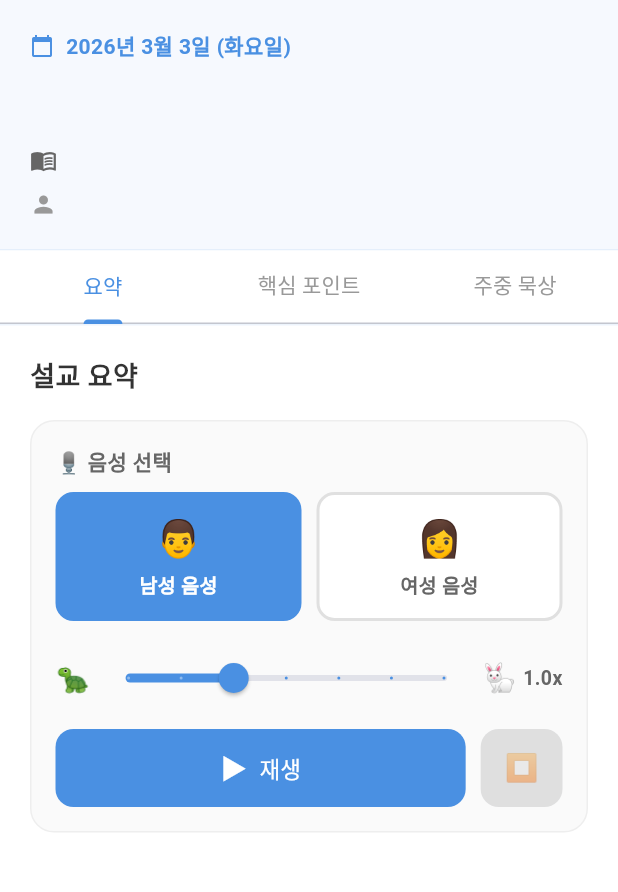
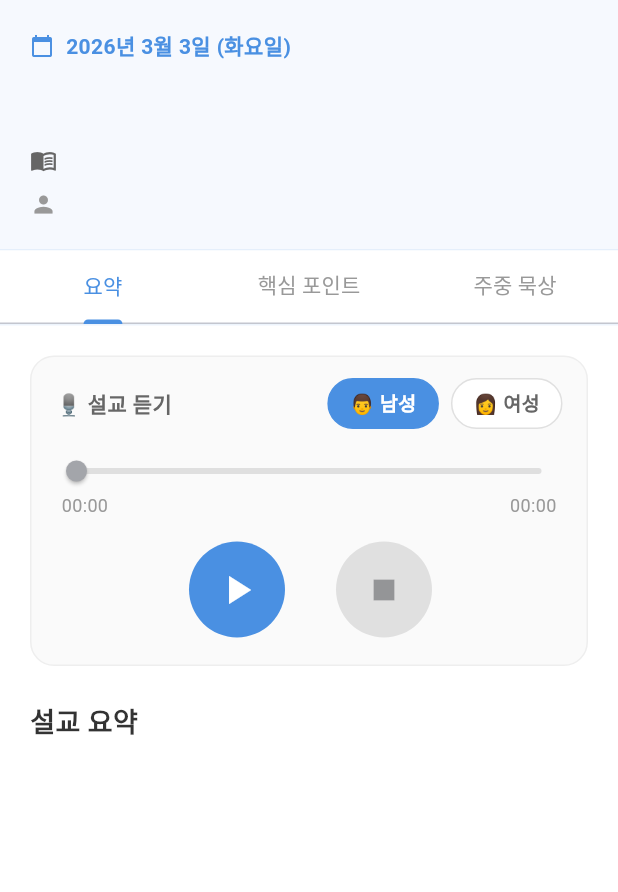
Before and after one commit to nanoset100/logosflow, a Flutter app: the SermonDetailScreen screen opened directly with empty values, on a phone screen of 412 x 824 dp, the part 84-976 px from its top. Run offline on Flutter 3.47's test engine with Material 3 defaults, Android fonts, the phone set to English and light mode, and no system bars; our stand-ins replace audioplayers, cloud_firestore, firebase_auth, firebase_core, flutter_dotenv, flutter_riverpod and 1 more; accounts and stored records are empty; Roboto replaces fonts that are missing (Pretendard).

Commit message:
feat: TTS UI 개선 - 컴팩트 음성 칩, 재생 진행 슬라이더, 원형 컨트롤 버튼
- 음성 선택: 대형 버튼 → 인라인 컴팩트 칩 (👨 남성 / 👩 여성)
- 속도 슬라이더 제거, 재생 진행 슬라이더 + 타임코드(MM:SS / MM:SS) 추가
- 재생/정지 버튼: 원형(CircleBorder) 64x64 스타일로 변경
- AudioPlayer onPositionChanged/onDurationChanged 스트림 구독으로 실시간 진행 표시
- 요약 텍스트: 컨트롤 아래로 이동

Co-Authored-By: Claude Sonnet 4.6 <noreply@anthropic.com>

```diff
--- a/chimshin/lib/data/services/tts_service.dart
+++ b/chimshin/lib/data/services/tts_service.dart
@@ -9,28 +9,27 @@ enum VoiceType {
 }
 
 class TtsService {
-  AudioPlayer? _audioPlayer;
+  late final AudioPlayer _audioPlayer;
   bool _isPlaying = false;
   bool _isPaused = false;
   VoiceType _currentVoice = VoiceType.male;
 
-  // .env에서 API 키 로드
   static String get _apiKey => dotenv.env['OPENAI_API_KEY'] ?? '';
 
   bool get isPlaying => _isPlaying;
   bool get isPaused => _isPaused;
   VoiceType get currentVoice => _currentVoice;
 
-  // AudioPlayer lazy 초기화 — 실제 사용 시점에 생성
-  AudioPlayer _getPlayer() {
-    if (_audioPlayer == null) {
-      _audioPlayer = AudioPlayer();
-      _audioPlayer!.onPlayerComplete.listen((_) {
-        _isPlaying = false;
-        _isPaused = false;
-      });
-    }
-    return _audioPlayer!;
+  // 재생 위치/길이 스트림
+  Stream<Duration> get onPositionChanged => _audioPlayer.onPositionChanged;
+  Stream<Duration> get onDurationChanged => _audioPlayer.onDurationChanged;
+
+  TtsService() {
+    _audioPlayer = AudioPlayer();
+    _audioPlayer.onPlayerComplete.listen((_) {
+      _isPlaying = false;
+      _isPaused = false;
+    });
   }
 
   void setVoice(VoiceType voice) {
@@ -40,13 +39,13 @@ class TtsService {
   String _getVoiceName(VoiceType voice) {
     switch (voice) {
       case VoiceType.male:
-        return 'alloy'; // 👨 남성
+        return 'alloy';
       case VoiceType.female:
-        return 'nova';  // 👩 여성
+        return 'nova';
     }
   }
 
-  Future<void> speak(String text, {double speed = 1.0}) async {
+  Future<void> speak(String text) async {
     if (_isPlaying) await stop();
 
     final response = await http.post(
@@ -59,13 +58,11 @@ class TtsService {
         'model': 'tts-1',
         'input': text,
         'voice': _getVoiceName(_currentVoice),
-        'speed': speed,
       }),
     );
 
     if (response.statusCode == 200) {
-      final player = _getPlayer();
-      await player.play(BytesSource(response.bodyBytes));
+      await _audioPlayer.play(BytesSource(response.bodyBytes));
       _isPlaying = true;
       _isPaused = false;
     } else {
@@ -76,25 +73,24 @@ class TtsService {
   }
 
   Future<void> pause() async {
-    await _audioPlayer?.pause();
+    await _audioPlayer.pause();
     _isPlaying = false;
     _isPaused = true;
   }
 
   Future<void> resume() async {
-    await _audioPlayer?.resume();
+    await _audioPlayer.resume();
     _isPlaying = true;
     _isPaused = false;
   }
 
   Future<void> stop() async {
-    await _audioPlayer?.stop();
+    await _audioPlayer.stop();
     _isPlaying = false;
     _isPaused = false;
   }
 
   void dispose() {
-    _audioPlayer?.dispose();
-    _audioPlayer = null;
+    _audioPlayer.dispose();
   }
 }
--- a/chimshin/lib/presentation/screens/sermon/sermon_detail_screen.dart
+++ b/chimshin/lib/presentation/screens/sermon/sermon_detail_screen.dart
@@ -1,3 +1,4 @@
+import 'dart:async';
 import 'package:flutter/material.dart';
 import 'package:firebase_auth/firebase_auth.dart';
 import '../../../core/constants/colors.dart';
@@ -189,16 +190,25 @@ class _SummaryTab extends StatefulWidget {
 
 class _SummaryTabState extends State<_SummaryTab> {
   TtsService? _ttsService;
+  StreamSubscription<Duration>? _posSub;
+  StreamSubscription<Duration>? _durSub;
   bool _isLoading = false;
   bool _ttsAvailable = true;
   VoiceType _selectedVoice = VoiceType.male;
-  double _speed = 1.0;
+  Duration _position = Duration.zero;
+  Duration _duration = Duration.zero;
 
   @override
   void initState() {
     super.initState();
     try {
       _ttsService = TtsService();
+      _posSub = _ttsService!.onPositionChanged.listen(
+        (d) { if (mounted) setState(() => _position = d); },
+      );
+      _durSub = _ttsService!.onDurationChanged.listen(
+        (d) { if (mounted) setState(() => _duration = d); },
+      );
     } catch (e) {
       _ttsAvailable = false;
     }
@@ -206,23 +216,28 @@ class _SummaryTabState extends State<_SummaryTab> {
 
   @override
   void dispose() {
+    _posSub?.cancel();
+    _durSub?.cancel();
     _ttsService?.dispose();
     super.dispose();
+  }
+
+  String _fmt(Duration d) {
+    final m = d.inMinutes.remainder(60).toString().padLeft(2, '0');
+    final s = d.inSeconds.remainder(60).toString().padLeft(2, '0');
+    return '$m:$s';
   }
 
   Future<void> _playAudio() async {
     if (_ttsService == null) return;
     setState(() => _isLoading = true);
     try {
-      await _ttsService!.speak(widget.sermon.summary, speed: _speed);
+      await _ttsService!.speak(widget.sermon.summary);
       setState(() {});
     } catch (e) {
       if (mounted) {
         ScaffoldMessenger.of(context).showSnackBar(
-          SnackBar(
-            content: Text('오디오 오류: $e'),
-            backgroundColor: Colors.red,
-          ),
+          SnackBar(content: Text('오디오 오류: $e'), backgroundColor: Colors.red),
         );
       }
     } finally {
@@ -242,7 +257,10 @@ class _SummaryTabState extends State<_SummaryTab> {
 
   Future<void> _stopAudio() async {
     await _ttsService?.stop();
-    setState(() {});
+    setState(() {
+      _position = Duration.zero;
+      _duration = Duration.zero;
+    });
   }
 
   void _changeVoice(VoiceType voice) {
@@ -256,28 +274,25 @@ class _SummaryTabState extends State<_SummaryTab> {
   Widget build(BuildContext context) {
     final isActive = (_ttsService?.isPlaying ?? false) ||
         (_ttsService?.isPaused ?? false);
+    final isPaused = _ttsService?.isPaused ?? false;
+    final activeColor = _selectedVoice == VoiceType.male
+        ? AppColors.primary
+        : AppColors.secondary;
+    final progress = _duration.inMilliseconds > 0
+        ? (_position.inMilliseconds / _duration.inMilliseconds).clamp(0.0, 1.0)
+        : 0.0;
 
     return SingleChildScrollView(
       padding: const EdgeInsets.all(20),
       child: Column(
         crossAxisAlignment: CrossAxisAlignment.start,
         children: [
-          const Text(
-            '설교 요약',
-            style: TextStyle(
-              fontSize: 18,
-              fontWeight: FontWeight.bold,
-              color: AppColors.textPrimary,
-            ),
-          ),
-
-          const SizedBox(height: 16),
-
           // ── TTS 불가 안내 ───────────────────────────
           if (!_ttsAvailable)
             Container(
+              width: double.infinity,
               padding: const EdgeInsets.all(12),
-              margin: const EdgeInsets.only(bottom: 12),
+              margin: const EdgeInsets.only(bottom: 16),
               decoration: BoxDecoration(
                 color: Colors.orange.shade50,
                 borderRadius: BorderRadius.circular(12),
@@ -297,11 +312,12 @@ class _SummaryTabState extends State<_SummaryTab> {
               ),
             ),
 
-          // ── 음성 선택 ──────────────────────────────
+          // ── 오디오 컨트롤 카드 ──────────────────────
           if (_ttsAvailable)
             Container(
               width: double.infinity,
-            padding: const EdgeInsets.all(16),
+              padding: const EdgeInsets.fromLTRB(16, 14, 16, 18),
+              margin: const EdgeInsets.only(bottom: 24),
               decoration: BoxDecoration(
                 color: Colors.grey.shade50,
                 borderRadius: BorderRadius.circular(16),
@@ -310,34 +326,77 @@ class _SummaryTabState extends State<_SummaryTab> {
               child: Column(
                 crossAxisAlignment: CrossAxisAlignment.start,
                 children: [
+                  // ── 상단: 레이블 + 음성 칩 ────────────
+                  Row(
+                    children: [
                       const Text(
-                  '🎙️ 음성 선택',
+                        '🎙️ 설교 듣기',
                         style: TextStyle(
                           fontSize: 14,
                           fontWeight: FontWeight.w600,
                           color: AppColors.textSecondary,
                         ),
                       ),
-                const SizedBox(height: 10),
-                Row(
-                  children: [
-                    Expanded(
-                      child: _VoiceButton(
-                        emoji: '👨',
-                        label: '남성',
-                        isSelected: _selectedVoice == VoiceType.male,
-                        color: AppColors.primary,
+                      const Spacer(),
+                      // 남성 칩
+                      GestureDetector(
                         onTap: () => _changeVoice(VoiceType.male),
+                        child: AnimatedContainer(
+                          duration: const Duration(milliseconds: 200),
+                          padding: const EdgeInsets.symmetric(
+                              horizontal: 14, vertical: 6),
+                          decoration: BoxDecoration(
+                            color: _selectedVoice == VoiceType.male
+                                ? AppColors.primary
+                                : Colors.white,
+                            borderRadius: BorderRadius.circular(20),
+                            border: Border.all(
+                              color: _selectedVoice == VoiceType.male
+                                  ? AppColors.primary
+                                  : Colors.grey.shade300,
                             ),
                           ),
-                    const SizedBox(width: 10),
-                    Expanded(
-                      child: _VoiceButton(
-                        emoji: '👩',
-                        label: '여성',
-                        isSelected: _selectedVoice == VoiceType.female,
-                        color: AppColors.secondary,
+                          child: Text(
+                            '👨 남성',
+                            style: TextStyle(
+                              fontSize: 13,
+                              fontWeight: FontWeight.w600,
+                              color: _selectedVoice == VoiceType.male
+                                  ? Colors.white
+                                  : AppColors.textSecondary,
+                            ),
+                          ),
+                        ),
+                      ),
+                      const SizedBox(width: 8),
+                      // 여성 칩
+                      GestureDetector(
                         onTap: () => _changeVoice(VoiceType.female),
+                        child: AnimatedContainer(
+                          duration: const Duration(milliseconds: 200),
+                          padding: const EdgeInsets.symmetric(
+                              horizontal: 14, vertical: 6),
+                          decoration: BoxDecoration(
+                            color: _selectedVoice == VoiceType.female
+                                ? AppColors.secondary
+                                : Colors.white,
+                            borderRadius: BorderRadius.circular(20),
+                            border: Border.all(
+                              color: _selectedVoice == VoiceType.female
+                                  ? AppColors.secondary
+                                  : Colors.grey.shade300,
+                            ),
+                          ),
+                          child: Text(
+                            '👩 여성',
+                            style: TextStyle(
+                              fontSize: 13,
+                              fontWeight: FontWeight.w600,
+                              color: _selectedVoice == VoiceType.female
+                                  ? Colors.white
+                                  : AppColors.textSecondary,
+                            ),
+                          ),
                         ),
                       ),
                     ],
@@ -345,106 +404,87 @@ class _SummaryTabState extends State<_SummaryTab> {
 
                   const SizedBox(height: 14),
 
-                // ── 속도 조절 ──────────────────────
-                Row(
-                  children: [
-                    const Text(
-                      '🐢',
-                      style: TextStyle(fontSize: 18),
+                  // ── 진행 슬라이더 ─────────────────────
+                  SliderTheme(
+                    data: SliderTheme.of(context).copyWith(
+                      thumbShape:
+                          const RoundSliderThumbShape(enabledThumbRadius: 7),
+                      overlayShape:
+                          const RoundSliderOverlayShape(overlayRadius: 14),
+                      trackHeight: 4,
                     ),
-                    Expanded(
                     child: Slider(
-                        value: _speed,
-                        min: 0.5,
-                        max: 2.0,
-                        divisions: 6,
-                        activeColor: _selectedVoice == VoiceType.male
-                            ? AppColors.primary
-                            : AppColors.secondary,
-                        label: '${_speed}x',
-                        onChanged: (v) => setState(() => _speed = v),
+                      value: progress,
+                      activeColor: activeColor,
+                      inactiveColor: Colors.grey.shade300,
+                      onChanged: null, // 자동 진행만 표시
                     ),
                   ),
-                    const Text(
-                      '🐇',
-                      style: TextStyle(fontSize: 18),
+
+                  // ── 시간 표시 ─────────────────────────
+                  Padding(
+                    padding: const EdgeInsets.symmetric(horizontal: 4),
+                    child: Row(
+                      children: [
+                        Text(
+                          _fmt(_position),
+                          style: const TextStyle(
+                              fontSize: 12, color: AppColors.textHint),
                         ),
-                    const SizedBox(width: 4),
+                        const Spacer(),
                         Text(
-                      '${_speed}x',
+                          _fmt(_duration),
                           style: const TextStyle(
-                        fontSize: 13,
-                        fontWeight: FontWeight.w600,
-                        color: AppColors.textSecondary,
-                      ),
+                              fontSize: 12, color: AppColors.textHint),
                         ),
                       ],
                     ),
+                  ),
 
-                const SizedBox(height: 10),
+                  const SizedBox(height: 16),
 
-                // ── 재생 컨트롤 ────────────────────
+                  // ── 원형 컨트롤 버튼 ──────────────────
                   Row(
+                    mainAxisAlignment: MainAxisAlignment.center,
                     children: [
-                    // 재생 / 일시정지 / 재개 버튼
-                    Expanded(
-                      child: ElevatedButton.icon(
-                        onPressed: _isLoading
-                            ? null
-                            : (isActive ? _pauseOrResume : _playAudio),
-                        icon: _isLoading
+                      // 재생 / 일시정지 버튼 (원형)
+                      ElevatedButton(
+                        onPressed:
+                            _isLoading ? null : (isActive ? _pauseOrResume : _playAudio),
+                        style: ElevatedButton.styleFrom(
+                          backgroundColor: activeColor,
+                          foregroundColor: Colors.white,
+                          minimumSize: const Size(64, 64),
+                          shape: const CircleBorder(),
+                          elevation: 0,
+                        ),
+                        child: _isLoading
                             ? const SizedBox(
-                                width: 18,
-                                height: 18,
+                                width: 26,
+                                height: 26,
                                 child: CircularProgressIndicator(
-                                  strokeWidth: 2,
-                                  color: Colors.white,
-                                ),
+                                    strokeWidth: 2.5, color: Colors.white),
                               )
-                            : Text(
-                                isActive
-                                    ? ((_ttsService?.isPaused ?? false) ? '▶️' : '⏸️')
-                                    : '▶️',
-                                style: const TextStyle(fontSize: 18),
-                              ),
-                        label: Text(
-                          _isLoading
-                              ? '로딩 중...'
-                              : (isActive
-                                  ? ((_ttsService?.isPaused ?? false) ? '재개' : '일시정지')
-                                  : '재생'),
-                          style: const TextStyle(fontSize: 15),
-                        ),
-                        style: ElevatedButton.styleFrom(
-                          backgroundColor: _selectedVoice == VoiceType.male
-                              ? AppColors.primary
-                              : AppColors.secondary,
-                          foregroundColor: Colors.white,
-                          padding: const EdgeInsets.symmetric(vertical: 12),
-                          shape: RoundedRectangleBorder(
-                            borderRadius: BorderRadius.circular(12),
+                            : Icon(
+                                isActive && !isPaused
+                                    ? Icons.pause
+                                    : Icons.play_arrow,
+                                size: 32,
                               ),
                       ),
-                      ),
-                    ),
-                    const SizedBox(width: 10),
-                    // 정지 버튼 (Row 안 비-Expanded → minimumSize 명시 필수)
+                      const SizedBox(width: 20),
+                      // 정지 버튼 (원형, 빨간색)
                       ElevatedButton(
                         onPressed: isActive ? _stopAudio : null,
                         style: ElevatedButton.styleFrom(
-                        backgroundColor: Colors.grey.shade400,
+                          backgroundColor: Colors.red.shade400,
                           foregroundColor: Colors.white,
-                        minimumSize: const Size(52, 52),
-                        padding: const EdgeInsets.symmetric(
-                            horizontal: 16, vertical: 12),
-                        shape: RoundedRectangleBorder(
-                          borderRadius: BorderRadius.circular(12),
+                          disabledBackgroundColor: Colors.grey.shade300,
+                          minimumSize: const Size(64, 64),
+                          shape: const CircleBorder(),
+                          elevation: 0,
                         ),
-                      ),
-                      child: const Text(
-                        '⏹️',
-                        style: TextStyle(fontSize: 18),
-                      ),
+                        child: const Icon(Icons.stop, size: 28),
                       ),
                     ],
                   ),
@@ -452,9 +492,16 @@ class _SummaryTabState extends State<_SummaryTab> {
               ),
             ),
 
-          const SizedBox(height: 24),
-
           // ── 요약 텍스트 ────────────────────────────
+          const Text(
+            '설교 요약',
+            style: TextStyle(
+              fontSize: 18,
+              fontWeight: FontWeight.bold,
+              color: AppColors.textPrimary,
+            ),
+          ),
+          const SizedBox(height: 12),
           Text(
             widget.sermon.summary,
             style: const TextStyle(
@@ -464,56 +511,6 @@ class _SummaryTabState extends State<_SummaryTab> {
             ),
           ),
         ],
-      ),
-    );
-  }
-}
-
-// ── 음성 선택 버튼 위젯 ────────────────────────────────
-class _VoiceButton extends StatelessWidget {
-  final String emoji;
-  final String label;
-  final bool isSelected;
-  final Color color;
-  final VoidCallback onTap;
-
-  const _VoiceButton({
-    required this.emoji,
-    required this.label,
-    required this.isSelected,
-    required this.color,
-    required this.onTap,
-  });
-
-  @override
-  Widget build(BuildContext context) {
-    return GestureDetector(
-      onTap: onTap,
-      child: AnimatedContainer(
-        duration: const Duration(milliseconds: 200),
-        padding: const EdgeInsets.symmetric(vertical: 12),
-        decoration: BoxDecoration(
-          color: isSelected ? color : Colors.white,
-          borderRadius: BorderRadius.circular(12),
-          border: Border.all(
-            color: isSelected ? color : Colors.grey.shade300,
-            width: 2,
-          ),
-        ),
-        child: Column(
-          children: [
-            Text(emoji, style: const TextStyle(fontSize: 24)),
-            const SizedBox(height: 4),
-            Text(
-              '$label 음성',
-              style: TextStyle(
-                fontSize: 13,
-                fontWeight: FontWeight.w600,
-                color: isSelected ? Colors.white : AppColors.textSecondary,
-              ),
-            ),
-          ],
-        ),
       ),
     );
   }
```
Lines whose indentation alone changed are shown as unchanged.
